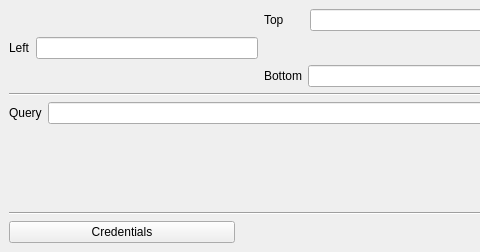
Before: the Qt Designer form UVITool/UVITool_BBox.ui in nagyistge/DGConnect, drawn with Qt 5; both pictures show x 0 to 480 and y 0 to 252 of the 776 by 252 pixel window.
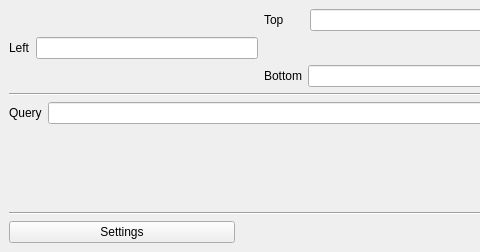
After: the same form once the commit is applied.

Commit message: Adding limit to queries. Updating settings to include variable. Updating validation

What changed in the file:
```diff
--- a/UVITool/UVITool_BBox.ui
+++ b/UVITool/UVITool_BBox.ui
@@ -304,7 +304,7 @@
            </sizepolicy>
           </property>
           <property name="text">
-           <string>Credentials</string>
+           <string>Settings</string>
           </property>
          </widget>
         </item>
```
Left out of the diff: 2 changed lines with no effect on the pictures. The commit also changes 7 other files.
